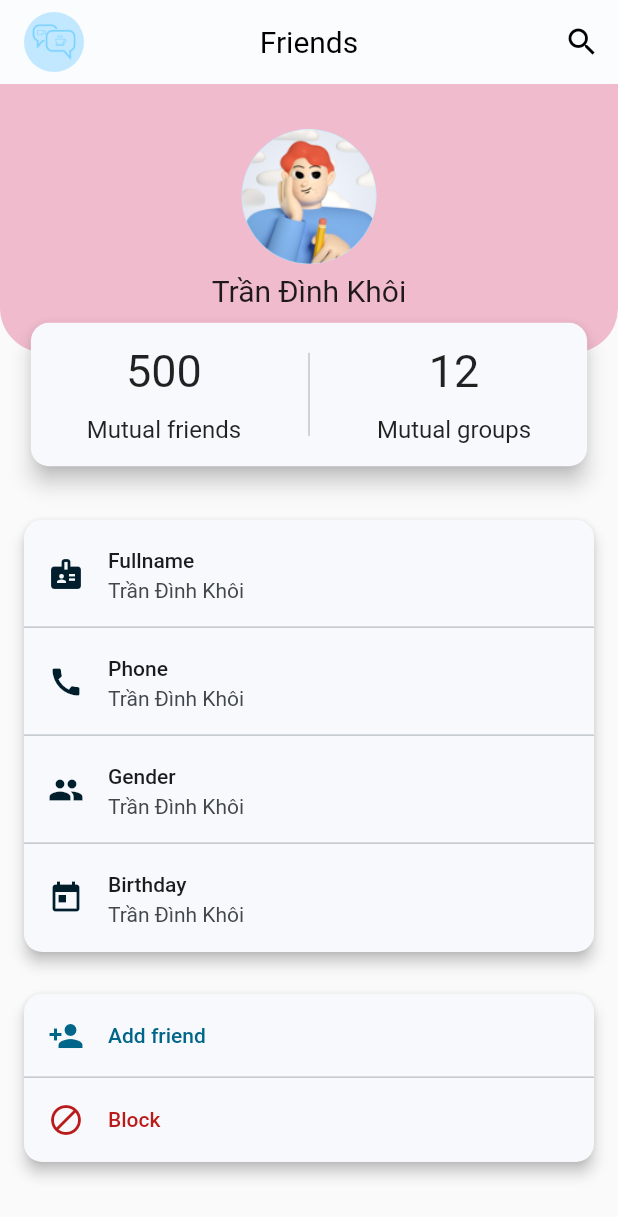
After one commit to quangnhat22/cs_video_call_app, a Flutter app: the FriendsInforPage screen opened by its route, on a phone screen of 412 x 824 dp. The commit adds this screen. Shown: the top 1217 px of the screen. Run offline on Flutter 3.47's test engine with Material 2 defaults, Android fonts, the phone set to English and light mode, and no system bars; our stand-ins replace bloc, cached_network_image, dio, equatable, firebase_core, flutter_bloc and 3 more; accounts and stored records are empty; generated files the repository leaves out were written again.

Commit message:
build Friend Infor page UI

```diff
--- a/lib/core/langs/app_en.arb
+++ b/lib/core/langs/app_en.arb
@@ -63,5 +63,13 @@
   "requests_received_text_button_segment": "Received",
   "user_status_online": "Online",
   "reject_received_requests": "Reject",
-  "accept_received_requests": "Accept"
+  "accept_received_requests": "Accept",
+  "friend_mutual_friends": "Mutual friends",
+  "friend_mutual_groups": "Mutual groups",
+  "friend_full_name": "Fullname",
+  "friend_phone": "Phone",
+  "friend_gender": "Gender",
+  "friend_birthday": "Birthday",
+  "friend_add_friend": "Add friend",
+  "friend_block": "Block"
 }
--- a/lib/core/langs/app_vi.arb
+++ b/lib/core/langs/app_vi.arb
@@ -63,5 +63,13 @@
   "requests_received_text_button_segment": "Đã nhận",
   "user_status_online": "Đang hoạt động",
   "reject_received_requests": "Từ chối",
-  "accept_received_requests": "Chấp nhận"
+  "accept_received_requests": "Chấp nhận",
+  "friend_mutual_friends": "Bạn chung",
+  "friend_mutual_groups": "Nhóm chung",
+  "friend_full_name": "Họ và tên",
+  "friend_phone": "Số điện thoại",
+  "friend_gender": "Giới tính",
+  "friend_birthday": "Ngày sinh",
+  "friend_add_friend": "Thêm bạn bè",
+  "friend_block": "Chặn"
 }
--- a/lib/presentation/auth/login/pages/login_page.dart
+++ b/lib/presentation/auth/login/pages/login_page.dart
@@ -1,13 +1,8 @@
 part of login;
 
-class LoginPage extends StatefulWidget {
+class LoginPage extends StatelessWidget {
   const LoginPage({super.key});
 
-  @override
-  State<LoginPage> createState() => _LoginPageState();
-}
-
-class _LoginPageState extends State<LoginPage> {
   @override
   Widget build(BuildContext context) {
     return Scaffold(
--- a/lib/presentation/friends/friends_dash_board/friends_dash_board.dart
+++ b/lib/presentation/friends/friends_dash_board/friends_dash_board.dart
@@ -3,6 +3,8 @@ library friends_dash_board;
 import 'package:flutter/material.dart';
 import 'package:flutter_gen/gen_l10n/app_localizations.dart';
 import 'package:videocall/common/widgets/stateless/m_app_bar.dart';
+import 'package:videocall/routes/app_navigation.dart';
+import 'package:videocall/routes/route_name.dart';
 
 part 'pages/friends_dash_board_page.dart';
 part 'widgets/dropdown_filter_button.dart';
--- a/lib/presentation/friends/friends_dash_board/widgets/lists/received_request_list.dart
+++ b/lib/presentation/friends/friends_dash_board/widgets/lists/received_request_list.dart
@@ -11,9 +11,14 @@ class ReceivedRequestList extends StatelessWidget {
         itemBuilder: (context, index) {
           return Card(
             child: ListTile(
-              title: const Padding(
-                padding: EdgeInsets.only(top: 8.0),
-                child: Text('Nguyễn Văn An'),
+              title: Padding(
+                padding: const EdgeInsets.only(top: 8.0),
+                child: GestureDetector(
+                    onTap: () {
+                      NavigationUtil.pushNamed(
+                          routeName: RouteName.friendsInfor);
+                    },
+                    child: const Text('Nguyễn Văn An')),
               ),
               subtitle: Column(
                 crossAxisAlignment: CrossAxisAlignment.start,
--- /dev/null
+++ b/lib/presentation/friends/friends_infor/friends_infor.dart
@@ -0,0 +1,13 @@
+library friends_infor;
+
+import 'package:collection/collection.dart';
+import 'package:flutter/material.dart';
+import 'package:flutter_screenutil/flutter_screenutil.dart';
+import 'package:videocall/common/widgets/stateless/custom_avatar_image.dart';
+import 'package:videocall/common/widgets/stateless/m_app_bar.dart';
+import 'package:flutter_gen/gen_l10n/app_localizations.dart';
+
+part 'pages/friends_infor_page.dart';
+part 'widgets/friend_mutual_infor.dart';
+part 'widgets/friend_details_infor.dart';
+part 'widgets/friend_actions.dart';
--- /dev/null
+++ b/lib/presentation/friends/friends_infor/pages/friends_infor_page.dart
@@ -0,0 +1,54 @@
+part of friends_infor;
+
+class FriendsInforPage extends StatelessWidget {
+  const FriendsInforPage({super.key});
+
+  @override
+  Widget build(BuildContext context) {
+    final List<Map<String, dynamic>> friendDetails = [
+      {
+        'title': AppLocalizations.of(context)!.friend_full_name,
+        'leading': Icon(
+          Icons.badge,
+          color: Theme.of(context).colorScheme.onPrimaryContainer,
+        ),
+      },
+      {
+        'title': AppLocalizations.of(context)!.friend_phone,
+        'leading': Icon(
+          Icons.call,
+          color: Theme.of(context).colorScheme.onPrimaryContainer,
+        ),
+      },
+      {
+        'title': AppLocalizations.of(context)!.friend_gender,
+        'leading': Icon(
+          Icons.people,
+          color: Theme.of(context).colorScheme.onPrimaryContainer,
+        ),
+      },
+      {
+        'title': AppLocalizations.of(context)!.friend_birthday,
+        'leading': Icon(
+          Icons.today,
+          color: Theme.of(context).colorScheme.onPrimaryContainer,
+        ),
+      },
+    ];
+
+    return Scaffold(
+      appBar: MHomeAppBar(
+        title: AppLocalizations.of(context)!.friends,
+      ),
+      body: SingleChildScrollView(
+        child: Column(
+          children: [
+            FriendMutualInfor(null, 'Trần Đình Khôi', 500, 12),
+            FriendDetailsInfor(friendDetails),
+            const FriendActions()
+          ],
+        ),
+      ),
+    );
+  }
+}
--- /dev/null
+++ b/lib/presentation/friends/friends_infor/widgets/friend_actions.dart
@@ -0,0 +1,44 @@
+part of friends_infor;
+
+class FriendActions extends StatelessWidget {
+  const FriendActions({super.key});
+
+  @override
+  Widget build(BuildContext context) {
+    return Container(
+      padding: const EdgeInsets.symmetric(horizontal: 12, vertical: 20),
+      child: Card(
+          elevation: 4,
+          child: Column(
+            children: [
+              ListTile(
+                title: Text(
+                  AppLocalizations.of(context)!.friend_add_friend,
+                  style:
+                      TextStyle(color: Theme.of(context).colorScheme.primary),
+                ),
+                leading: Icon(
+                  Icons.person_add,
+                  color: Theme.of(context).colorScheme.primary,
+                ),
+                onTap: () {},
+              ),
+              const Divider(
+                height: 0,
+              ),
+              ListTile(
+                title: Text(
+                  AppLocalizations.of(context)!.friend_block,
+                  style: TextStyle(color: Theme.of(context).colorScheme.error),
+                ),
+                leading: Icon(
+                  Icons.block,
+                  color: Theme.of(context).colorScheme.error,
+                ),
+                onTap: () {},
+              ),
+            ],
+          )),
+    );
+  }
+}
--- /dev/null
+++ b/lib/presentation/friends/friends_infor/widgets/friend_details_infor.dart
@@ -0,0 +1,34 @@
+part of friends_infor;
+
+class FriendDetailsInfor extends StatelessWidget {
+  final List<Map<String, dynamic>> friendDetails;
+
+  const FriendDetailsInfor(this.friendDetails, {super.key});
+
+  @override
+  Widget build(BuildContext context) {
+    return Container(
+      padding: EdgeInsets.only(left: 12, right: 12, top: 90.h),
+      child: Card(
+        elevation: 4,
+        child: Column(
+          children: friendDetails
+              .mapIndexed((index, element) => Column(
+                    children: [
+                      ListTile(
+                        title: Text(element['title']),
+                        subtitle: const Text('Trần Đình Khôi'),
+                        leading: element['leading'],
+                      ),
+                      if (index != friendDetails.length - 1)
+                        const Divider(
+                          height: 0,
+                        )
+                    ],
+                  ))
+              .toList(),
+        ),
+      ),
+    );
+  }
+}
--- /dev/null
+++ b/lib/presentation/friends/friends_infor/widgets/friend_mutual_infor.dart
@@ -0,0 +1,108 @@
+part of friends_infor;
+
+class FriendMutualInfor extends StatelessWidget {
+  final String? avatarUrl;
+  final String name;
+  final int mutualFriends;
+  final int mutualGroups;
+
+  FriendMutualInfor(
+      this.avatarUrl, this.name, this.mutualFriends, this.mutualGroups,
+      {super.key});
+
+  final inforContainerHeight = 150.h;
+
+  @override
+  Widget build(BuildContext context) {
+    return Stack(
+      alignment: AlignmentDirectional.bottomCenter,
+      clipBehavior: Clip.none,
+      children: <Widget>[
+        Container(
+          height: inforContainerHeight,
+          width: double.infinity,
+          decoration: const BoxDecoration(
+              color: Color.fromARGB(255, 240, 187, 205),
+              borderRadius: BorderRadius.only(
+                  bottomLeft: Radius.circular(30),
+                  bottomRight: Radius.circular(30))),
+          child: Column(
+            mainAxisAlignment: MainAxisAlignment.center,
+            children: <Widget>[
+              CustomAvatarImage(
+                maxRadiusEmptyImg: 45,
+                urlImage: avatarUrl,
+              ),
+              Padding(
+                padding: const EdgeInsets.only(top: 6),
+                child: Text(
+                  name,
+                  style: const TextStyle(fontSize: 20),
+                ),
+              )
+            ],
+          ),
+        ),
+        Positioned(
+          top: inforContainerHeight - 20.h,
+          child: Card(
+            elevation: 6,
+            child: SizedBox(
+              width: 0.9.sw,
+              height: 80.h,
+              child: Row(
+                mainAxisAlignment: MainAxisAlignment.spaceBetween,
+                children: <Widget>[
+                  Expanded(
+                    child: Column(
+                      mainAxisAlignment: MainAxisAlignment.center,
+                      children: <Widget>[
+                        Text(
+                          mutualFriends.toString(),
+                          style: const TextStyle(fontSize: 30),
+                        ),
+                        const SizedBox(
+                          height: 12,
+                        ),
+                        Text(
+                          AppLocalizations.of(context)!.friend_mutual_friends,
+                          style: const TextStyle(
+                            fontSize: 16,
+                          ),
+                        )
+                      ],
+                    ),
+                  ),
+                  const Padding(
+                    padding: EdgeInsets.symmetric(vertical: 20),
+                    child: VerticalDivider(),
+                  ),
+                  Expanded(
+                    child: Column(
+                      mainAxisAlignment: MainAxisAlignment.center,
+                      children: <Widget>[
+                        Text(
+                          mutualGroups.toString(),
+                          style: const TextStyle(fontSize: 30),
+                        ),
+                        const SizedBox(
+                          height: 12,
+                        ),
+                        Text(
+                          AppLocalizations.of(context)!.friend_mutual_groups,
+                          style: const TextStyle(
+                            fontSize: 16,
+                          ),
+                        )
+                      ],
+                    ),
+                  ),
+                ],
+              ),
+            ),
+          ),
+        )
+      ],
+    );
+  }
+}
--- a/lib/routes/app_routes.dart
+++ b/lib/routes/app_routes.dart
@@ -3,6 +3,7 @@ import 'dart:developer';
 import 'package:flutter/material.dart';
 import 'package:videocall/presentation/dash_board/dash_board.dart';
 import 'package:videocall/presentation/friends/friends_dash_board/friends_dash_board.dart';
+import 'package:videocall/presentation/friends/friends_infor/friends_infor.dart';
 import 'package:videocall/presentation/groups/groups_dash_board/groups_dash_board.dart';
 import 'package:videocall/presentation/notifications/notifications_dash_board/notifications_dash_board.dart';
 import 'package:videocall/presentation/schedules/schedules_dash_board/schedule_dash_board.dart';
@@ -53,6 +54,11 @@ class AppRoutes {
         return _buildRoute(
           settings,
           const FriendsDashBoardPage(),
+        );
+      case RouteName.friendsInfor:
+        return _buildRoute(
+          settings,
+          const FriendsInforPage(),
         );
       case RouteName.groupsPage:
         return _buildRoute(
--- a/lib/routes/route_name.dart
+++ b/lib/routes/route_name.dart
@@ -9,6 +9,7 @@ class RouteName {
   // auth
   static const String dashboardPage = '/';
   static const String friendsPage = '/friends';
+  static const String friendsInfor = '/friends-infor';
   static const String groupsPage = '/groups';
   static const String schedulesPage = '/schedules';
   static const String notificationsPage = '/notifications';
```
